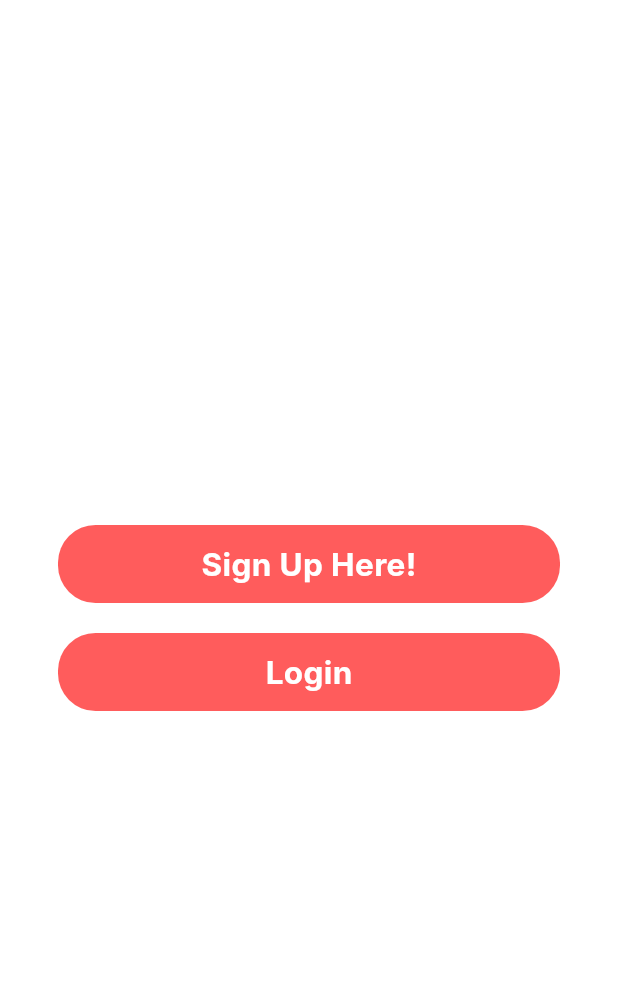
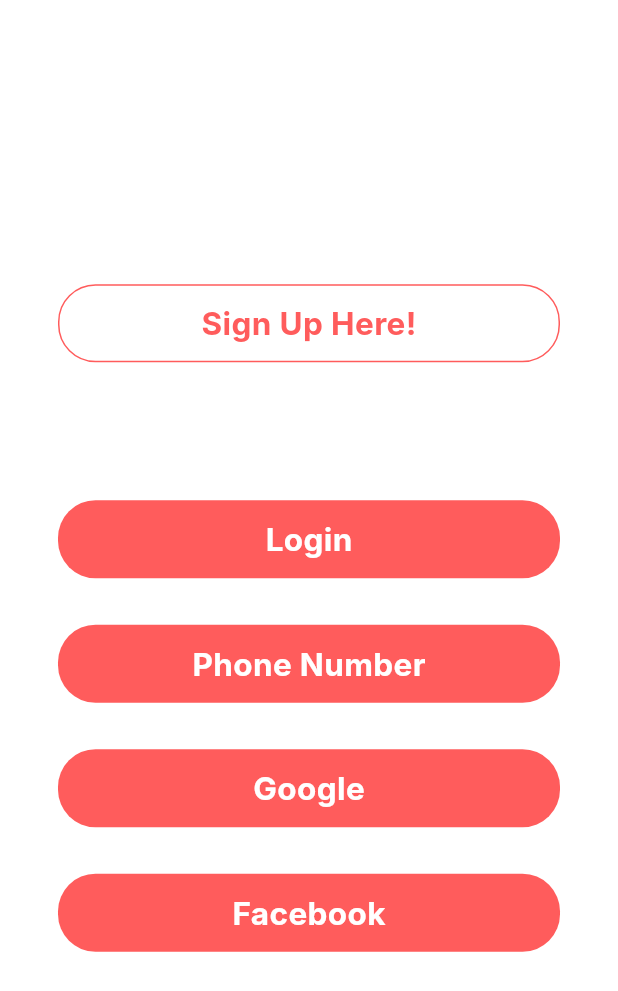
Before and after one commit to eUnity-Development/eUnity-app, a Flutter app: the screen it shows after launch, on a phone screen of 412 x 824 dp. Shown: the top 991 px of the screen. Run offline on Flutter 3.47's test engine with Material 3 defaults, Android fonts, the phone set to English and light mode, and no system bars; our stand-ins replace cookie_jar, dio, dio_cookie_manager, equatable, flutter_svg; Roboto replaces fonts that are missing (Inter); project files that could hold a hidden picture were left out.

Commit message:
All buttons from figma

```diff
--- a/frontend/lib/views/ThrowawayLogin.dart
+++ b/frontend/lib/views/ThrowawayLogin.dart
@@ -2,6 +2,7 @@ import 'package:flutter/material.dart';
 import 'package:frontend/classes/DesignVariables.dart';
 import 'package:frontend/classes/AuthHelper.dart';
 import 'package:frontend/views/CoreTemplate.dart';
+import 'package:frontend/widgets/splash_screen_button.dart';
 
 class ThrowawayLogin extends StatefulWidget {
   const ThrowawayLogin({super.key});
@@ -50,58 +51,60 @@ class _ThrowawayLoginState extends State<ThrowawayLogin> {
       body: Column(
         mainAxisAlignment: MainAxisAlignment.center,
         children: [
-          Center(
-            child: GestureDetector(
-              child: Container(
-                  decoration: BoxDecoration(
-                    borderRadius: BorderRadius.circular(25),
-                    color: DesignVariables.primaryRed
-                  ),
+          SplashScreenButton(
+            text: "Sign Up Here!",
+            color: Colors.transparent,
+            borderColor: DesignVariables.primaryRed,
+            textColor: DesignVariables.primaryRed,
+            onTap: testSignup,
+          ),
 
-                  height: 52,
-                  width: 334.67,
+          const SizedBox(
+            height: 92,
+          ),
 
-                  child: Center(
-                    child: Text (
-                      "Sign Up Here!",
-                      style: TextStyle(
-                          color: Colors.white,
-                          fontSize: 21,
-                          fontWeight: FontWeight.w700
-                        ),
-                    )
-                  )
-              ),
-              onTap: testSignup,
-            ),
+          SplashScreenButton(
+            text: "Login",
+            color: DesignVariables.primaryRed,
+            borderColor: Colors.transparent,
+            textColor: Colors.white,
+            onTap: testLogin,
           ),
-          SizedBox(
-            height: 20,
+
+          const SizedBox(
+            height: 31,
           ),
-          Center(
-            child: GestureDetector(
-              child: Container(
-                  decoration: BoxDecoration(
-                    borderRadius: BorderRadius.circular(25),
-                    color: DesignVariables.primaryRed
-                  ),
 
-                  height: 52,
-                  width: 334.67,
+          SplashScreenButton(
+            text: "Phone Number",
+            color: DesignVariables.primaryRed,
+            borderColor: Colors.transparent,
+            textColor: Colors.white,
+            onTap: testLogin,
+          ),
 
-                  child: Center(
-                    child: Text (
-                      "Login",
-                      style: TextStyle(
-                          color: Colors.white,
-                          fontSize: 21,
-                          fontWeight: FontWeight.w700
-                        ),
-                    )
-                  )
-              ),
-              onTap: testLogin,
-            ),
+          const SizedBox(
+            height: 31,
+          ),
+
+          SplashScreenButton(
+            text: "Google",
+            color: DesignVariables.primaryRed,
+            borderColor: Colors.transparent,
+            textColor: Colors.white,
+            onTap: testLogin,
+          ),
+
+          const SizedBox(
+            height: 31,
+          ),
+
+          SplashScreenButton(
+            text: "Facebook",
+            color: DesignVariables.primaryRed,
+            borderColor: Colors.transparent,
+            textColor: Colors.white,
+            onTap: testLogin,
           ),
         ],
       ),
```
